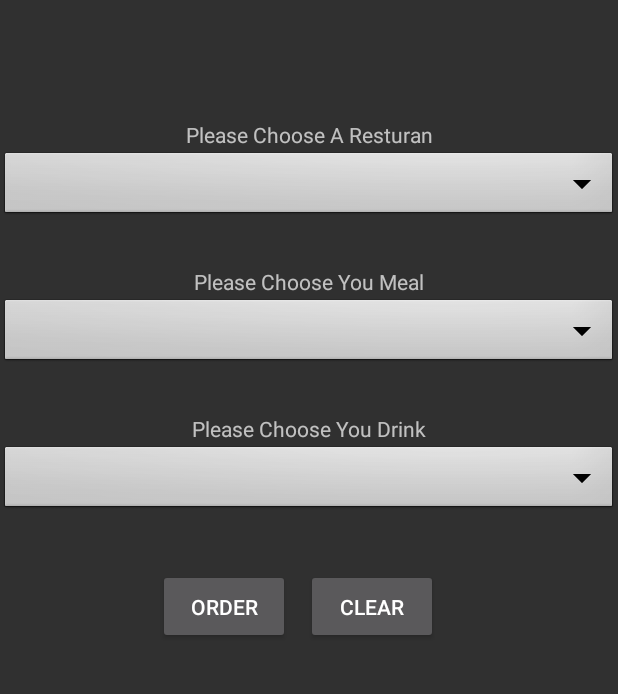
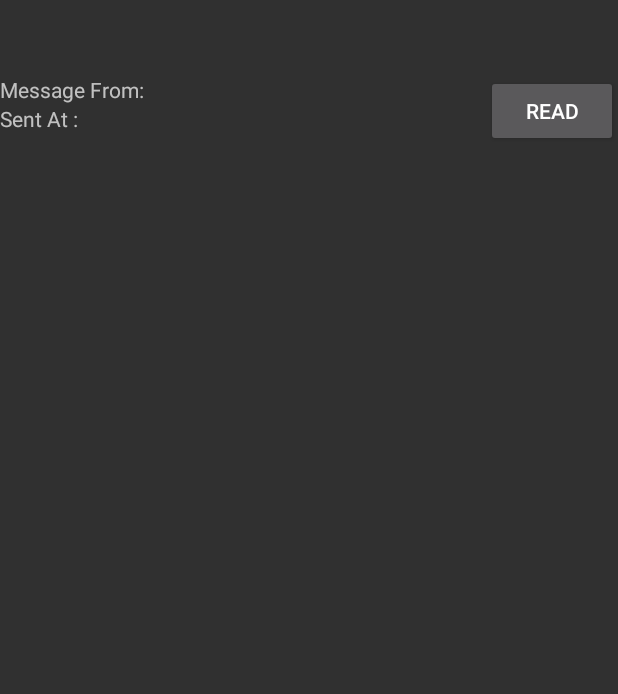
Before and after one commit to dariohajduk/PTManagment, an Android app: the MainActivity screen opened directly, with no data from a screen before it, in the side drawer, after a tap on "Messages", on a phone screen of 412 x 824 dp, the part 165-859 px from its top. Run offline under Robolectric (Android 15) with nearby library versions, the phone set to English and light mode, and no system bars; our stand-ins replace Firebase (no records; nobody signed in at launch, a user with empty details on screens opened directly).

Commit message:
Message fragment

```diff
--- a/app/src/main/java/com/example/ptmanagment/activities/MainActivity.java
+++ b/app/src/main/java/com/example/ptmanagment/activities/MainActivity.java
@@ -18,6 +18,7 @@ import com.example.ptmanagment.fragments.ChangePassword;
 import com.example.ptmanagment.fragments.DepartmentConfiguration;
 import com.example.ptmanagment.fragments.FoodOrderFragment;
 import com.example.ptmanagment.fragments.HomeFragment;
+import com.example.ptmanagment.fragments.MessageFragment;
 import com.example.ptmanagment.fragments.NewRestFragment;
 import com.example.ptmanagment.fragments.NewUserFragment;
 import com.google.android.material.navigation.NavigationView;
@@ -153,6 +154,10 @@ public class MainActivity extends AppCompatActivity implements NavigationView.On
                     getSupportFragmentManager().beginTransaction().replace(R.id.fragment_layout,
                             new FoodOrderFragment()).commit();
                 break;
+            case R.id.message:
+                getSupportFragmentManager().beginTransaction().replace(R.id.fragment_layout,
+                        new MessageFragment()).commit();
+                break;
             case R.id.add_user:
                 getSupportFragmentManager().beginTransaction().replace(R.id.fragment_layout,
                         new NewUserFragment()).commit();
--- /dev/null
+++ b/app/src/main/java/com/example/ptmanagment/fragments/MessageFragment.java
@@ -0,0 +1,64 @@
+package com.example.ptmanagment.fragments;
+
+import android.os.Bundle;
+
+import androidx.fragment.app.Fragment;
+
+import android.os.Message;
+import android.view.LayoutInflater;
+import android.view.View;
+import android.view.ViewGroup;
+import android.widget.Button;
+
+import com.example.ptmanagment.R;
+import com.google.firebase.database.DatabaseReference;
+import com.google.firebase.database.FirebaseDatabase;
+
+public class MessageFragment extends Fragment {
+
+    //region Private Variables
+    private String sender, message;
+    private int messageCounter;
+    private Button send,delete;
+    private FirebaseDatabase database;
+    private DatabaseReference messageDB, userDB;
+
+    //endregion
+
+    //region Getters and Setters
+    public String getSender() {
+        return sender;
+    }
+
+    public void setSender(String sender) {
+        this.sender = sender;
+    }
+
+    public String getMessage() {
+        return message;
+    }
+
+    public void setMessage(String message) {
+        this.message = message;
+    }
+
+    public int getMessageCounter() {
+        return messageCounter;
+    }
+
+    public void setMessageCounter(int messageCounter) {
+        this.messageCounter = messageCounter;
+    }
+
+    //endregion
+
+    @Override
+    public View onCreateView(LayoutInflater inflater, ViewGroup container,
+                             Bundle savedInstanceState) {
+        View view = inflater.inflate(R.layout.fragment_message, container, false);
+
+
+
+        return view;
+    }
+}
--- a/app/src/main/java/com/example/ptmanagment/utils/EmailAndPassword.java
+++ b/app/src/main/java/com/example/ptmanagment/utils/EmailAndPassword.java
@@ -153,7 +153,8 @@ public class EmailAndPassword extends Activity {
     public void createAccount2(User user, NewUserFragment userFragment) {
         //Upload data to the database
         String password = "123456789";
-        FirebaseAuth.getInstance().createUserWithEmailAndPassword(user.getEmail(), password);
+        if (!(user.getEmail() == null))
+            FirebaseAuth.getInstance().createUserWithEmailAndPassword(user.getEmail(), password);
     }
 
 }
--- /dev/null
+++ b/app/src/main/res/drawable/baseline_search_24.xml
@@ -0,0 +1,5 @@
+<vector android:height="24dp" android:tint="#FFFFFF"
+    android:viewportHeight="24" android:viewportWidth="24"
+    android:width="24dp" xmlns:android="http://schemas.android.com/apk/res/android">
+    <path android:fillColor="@android:color/white" android:pathData="M15.5,14h-0.79l-0.28,-0.27C15.41,12.59 16,11.11 16,9.5 16,5.91 13.09,3 9.5,3S3,5.91 3,9.5 5.91,16 9.5,16c1.61,0 3.09,-0.59 4.23,-1.57l0.27,0.28v0.79l5,4.99L20.49,19l-4.99,-5zM9.5,14C7.01,14 5,11.99 5,9.5S7.01,5 9.5,5 14,7.01 14,9.5 11.99,14 9.5,14z"/>
+</vector>
--- /dev/null
+++ b/app/src/main/res/layout/fragment_message.xml
@@ -0,0 +1,54 @@
+<?xml version="1.0" encoding="utf-8"?>
+<FrameLayout xmlns:android="http://schemas.android.com/apk/res/android"
+    xmlns:tools="http://schemas.android.com/tools"
+    android:layout_width="match_parent"
+    android:layout_height="match_parent"
+    tools:context=".fragments.MessageFragment">
+
+    <LinearLayout
+        android:layout_width="match_parent"
+        android:layout_height="wrap_content"
+        android:orientation="horizontal"
+        >
+        <LinearLayout
+            android:layout_width="wrap_content"
+            android:layout_height="wrap_content"
+            android:orientation="vertical">
+        <TextView
+            android:layout_width="match_parent"
+            android:layout_height="wrap_content"
+            android:text="@string/message_from"
+            />
+        <TextView
+            android:layout_width="match_parent"
+            android:layout_height="wrap_content"
+            android:text="@string/sent_at"
+            />
+        </LinearLayout>
+        <LinearLayout
+            android:layout_weight="1"
+            android:layout_width="wrap_content"
+            android:layout_height="wrap_content"
+            android:orientation="vertical">
+            <TextView
+                android:id="@+id/message_from"
+                android:layout_width="match_parent"
+                android:layout_height="wrap_content"
+                />
+            <TextView
+                android:id="@+id/message_date"
+                android:layout_width="match_parent"
+                android:layout_height="wrap_content"
+                />
+        </LinearLayout>
+
+        <Button
+            android:id="@+id/read_btn"
+            android:layout_width="wrap_content"
+            android:layout_height="wrap_content"
+            android:text="@string/read"
+            />
+    </LinearLayout>
+
+
+</FrameLayout>
--- a/app/src/main/res/values/strings.xml
+++ b/app/src/main/res/values/strings.xml
@@ -94,6 +94,10 @@
     <string name="add_new_department_menu">Add New Department</string>
     <string name="logout">Logout</string>
     <string name="send_food_order">Send Food order</string>
+    <string name="message_from">Message From:</string>
+    <string name="sent_at">Sent At :</string>
+    <string name="read">Read</string>
+    <string name="searchUser">Search a User From List Below</string>
 
 
 </resources>
```
Also changed, not shown: app/src/main/java/com/example/ptmanagment/component/User.java (+6 -4 lines), app/src/main/java/com/example/ptmanagment/fragments/FoodOrderFragment.java (+9 -3 lines), app/src/main/java/com/example/ptmanagment/fragments/HomeFragment.java (+32 -2 lines), app/src/main/java/com/example/ptmanagment/fragments/NewUserFragment.java (+6 -1 lines), app/src/main/java/com/example/ptmanagment/utils/ExcelToObject.java (+11 -0 lines), app/src/main/res/layout/fragment_home.xml (+61 -0 lines).
